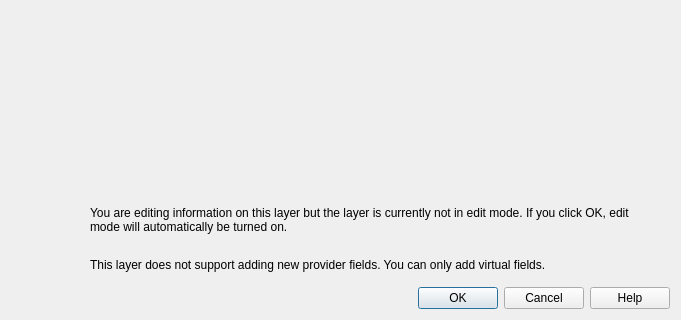
This is src/ui/qgsfieldcalculatorbase.ui in carsmie/QGIS as Qt 5 draws it before an edit; both pictures show x 0 to 681 and y 304 to 624 of the 681 by 624 pixel window. The edited form follows.
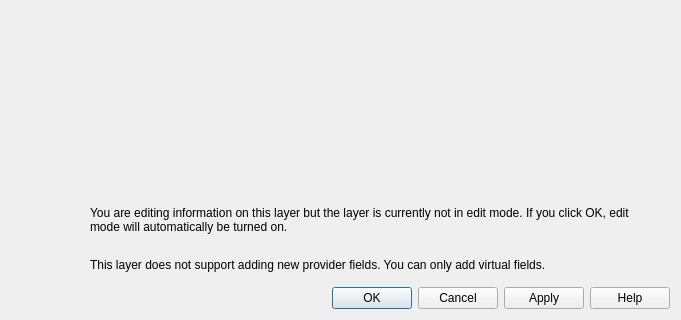
This is the edited form. Custom widgets are drawn as their Qt base class.

Commit message: Add Apply button to apply the calculation without closing the calculator dialog.

Patch:
```diff
--- a/src/ui/qgsfieldcalculatorbase.ui
+++ b/src/ui/qgsfieldcalculatorbase.ui
@@ -124,7 +124,7 @@
       <enum>Qt::Horizontal</enum>
      </property>
      <property name="standardButtons">
-      <set>QDialogButtonBox::Cancel|QDialogButtonBox::Help|QDialogButtonBox::Ok</set>
+      <set>QDialogButtonBox::StandardButton::Apply|QDialogButtonBox::StandardButton::Cancel|QDialogButtonBox::StandardButton::Help|QDialogButtonBox::StandardButton::Ok</set>
      </property>
     </widget>
    </item>
```
Left out of the diff: 4 changed lines with no effect on the pictures. The commit also changes 2 other files.
